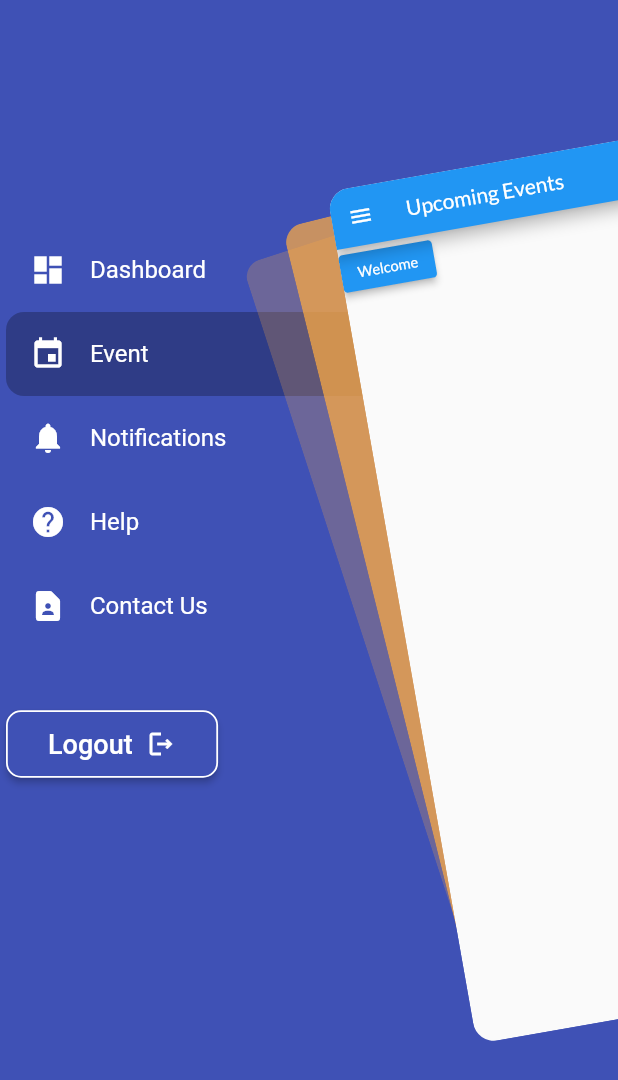
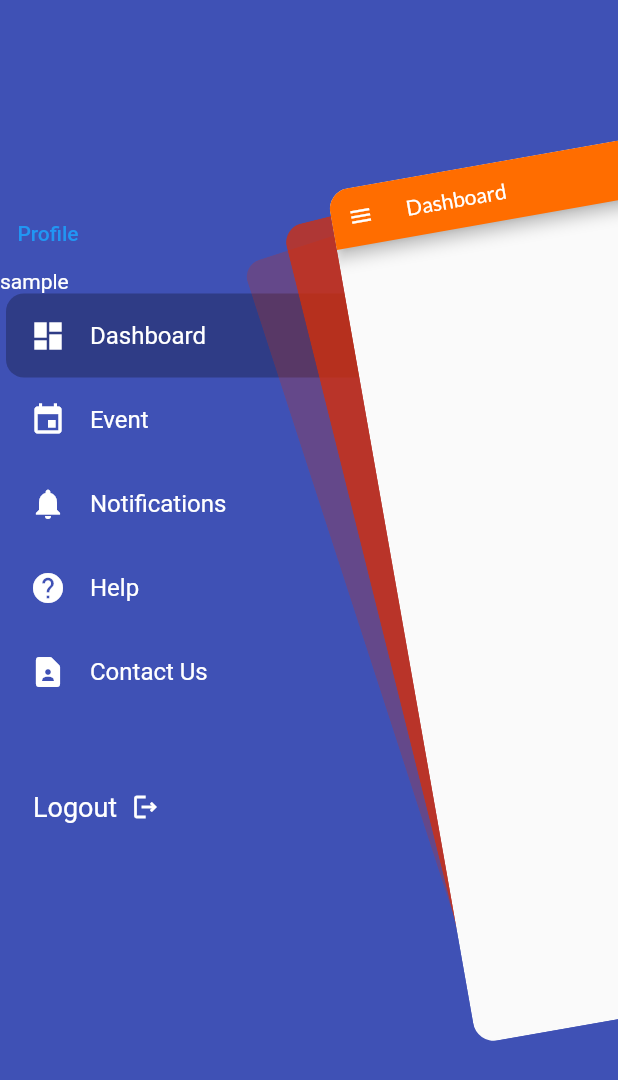
Before and after one commit to saptarshiweb/attendly, a Flutter app: the HomePage widget shown alone on an empty page, opened directly, after a tap on the "menu" icon, on a phone screen of 412 x 824 dp. Shown: the top 1080 px of the screen. Run offline on Flutter 3.47's test engine with Material 2 defaults, Android fonts, the light colour scheme and no system bars; drawn by our look-alikes of flutter_zoom_drawer; our stand-ins replace lottie; missing offline and left inert: simple_barcode_scanner; network calls fail.

Commit message:
Changes Made - Logout/Profile System Approach needs to be changes.Shared pref needed

```diff
--- a/lib/main.dart
+++ b/lib/main.dart
@@ -11,6 +11,8 @@ void main() async {
     theme: ThemeData(fontFamily: 'lato'),
     debugShowCheckedModeBanner: false,
     home: const StartWidget(),
+
+    // home: const HomePage(),
   ));
 }
 
@@ -24,35 +26,25 @@ class StartWidget extends StatefulWidget {
 class _StartWidgetState extends State<StartWidget> {
   String url = 'https://attendly-backend.vercel.app/api/profile';
 
-  Future profilefetch() async {
+  Future<ProfileLoggedIn> _profilefetch() async {
     final response = await http.get(
       Uri.parse(url),
       headers: <String, String>{
         'Content-Type': 'application/json; charset=UTF-8',
       },
     );
-    ProfileLoggedIn profile =
-        ProfileLoggedIn(isAuth: false, id: '', email: '', name: '');
-
-    if (response.statusCode == 200) {
-      profile = ProfileLoggedIn.fromJson(jsonDecode(response.body));
-    }
-  }
-
-  @override
-  void initState() {
-    // TODO: implement initState
-    profilefetch();
-    super.initState();
+    ProfileLoggedIn profile = json.decode(response.body);
+    return profile;
   }
 
   @override
   Widget build(BuildContext context) {
     return FutureBuilder(
-        future: profilefetch(),
+        future: _profilefetch(),
         builder: (context, snapshot) {
           if (snapshot.hasData) {
             if (snapshot.data!.isAuth == true) {
+              print(snapshot.data!);
               return const HomePage();
             }
           }
--- a/lib/models/user_model.dart
+++ b/lib/models/user_model.dart
@@ -69,12 +69,16 @@ class ProfileLoggedIn {
   final String id;
   final String email;
   final String name;
+  final bool eventregister;
+  final bool eventattend;
 
   ProfileLoggedIn({
     required this.isAuth,
     required this.id,
     required this.email,
     required this.name,
+    required this.eventregister,
+    required this.eventattend,
   });
 
   factory ProfileLoggedIn.fromJson(Map<String, dynamic> json) {
@@ -83,6 +87,8 @@ class ProfileLoggedIn {
       id: json['id'],
       email: json['email'],
       name: json['name'],
+      eventregister: json['eventregister'],
+      eventattend: json['eventattend']
     );
   }
 }
--- a/lib/screens/home_page_main.dart
+++ b/lib/screens/home_page_main.dart
@@ -5,11 +5,12 @@ import 'package:attendly/screens/events_page.dart';
 import 'package:attendly/screens/help_page.dart';
 import 'package:attendly/screens/menu_screen.dart';
 import 'package:attendly/screens/notifications_page.dart';
-import 'package:attendly/screens/register_screen.dart';
-import 'package:attendly/screens/welcome_screen.dart';
 import 'package:flutter/material.dart';
 import 'package:flutter_zoom_drawer/config.dart';
 import 'package:flutter_zoom_drawer/flutter_zoom_drawer.dart';
+import 'package:http/http.dart' as http;
+
+import '../color_constants.dart';
 
 class HomePage extends StatefulWidget {
   const HomePage({super.key});
@@ -19,15 +20,17 @@ class HomePage extends StatefulWidget {
 }
 
 class _HomePageState extends State<HomePage> {
-  MenuItem1 currentItem = MenuItems.event;
+  MenuItem1 currentItem = MenuItems.dashboard;
+
+
 
   @override
   Widget build(BuildContext context) => ZoomDrawer(
       style: DrawerStyle.defaultStyle,
       borderRadius: 20,
       showShadow: true,
-      drawerShadowsBackgroundColor: Colors.orangeAccent,
-      menuBackgroundColor: Colors.indigo,
+      drawerShadowsBackgroundColor: accent,
+      menuBackgroundColor: Colors.deepPurpleAccent.shade700,
       angle: -10,
       slideWidth: MediaQuery.of(context).size.width * 0.65,
       mainScreen: getScreen(),
--- a/lib/screens/menu_screen.dart
+++ b/lib/screens/menu_screen.dart
@@ -1,5 +1,12 @@
+import 'dart:convert';
+
+import 'package:attendly/models/user_model.dart';
+import 'package:flutter/cupertino.dart';
 import 'package:flutter/material.dart';
 import 'package:attendly/models/menu_item.dart';
+import 'package:http/http.dart' as http;
+
+import 'login_screen.dart';
 
 //all drawer Items present here
 
@@ -16,9 +23,29 @@ class MenuItems {
 class MenuPage extends StatelessWidget {
   final MenuItem1 currentItem;
   final ValueChanged<MenuItem1> onSelectedItem;
-  const MenuPage(
-      {Key? key, required this.currentItem, required this.onSelectedItem})
+  MenuPage({Key? key, required this.currentItem, required this.onSelectedItem})
       : super(key: key);
+  String name = 'Sample';
+  String url = 'https://attendly-backend.vercel.app/api/logout';
+  ProfileLoggedIn profile = ProfileLoggedIn(
+      isAuth: false,
+      id: '123',
+      email: 'dsd',
+      name: 'sample',
+      eventregister: false,
+      eventattend: false);
+
+  Future _profilefetch() async {
+    final response = await http.get(
+      Uri.parse(url),
+      headers: <String, String>{
+        'Content-Type': 'application/json; charset=UTF-8',
+      },
+    );
+
+    // print(response.body);
+    // profile = json.decode(response.body);
+  }
 
   @override
   Widget build(BuildContext context) {
@@ -26,25 +53,36 @@ class MenuPage extends StatelessWidget {
         data: ThemeData.dark(),
         child: Scaffold(
             backgroundColor: Colors.indigo,
+            // body: FutureBuilder(
+            //   future: _profilefetch(),
+            //   builder: ((context, snapshot) {
+            //     if (snapshot.hasData) {
             body: SafeArea(
               child: Column(
                 crossAxisAlignment: CrossAxisAlignment.start,
                 children: [
                   const Spacer(),
+                  TextButton(
+                      onPressed: () {
+                        _profilefetch();
+                      },
+                      child: const Text('Profile')),
+                  Text(profile.name),
                   ...MenuItems.all.map(buildMenuItem).toList(),
                   const SizedBox(height: 40),
                   Row(
                     children: [
-                    Padding(
-                      padding: const EdgeInsets.only(left: 4),
-                      child: ElevatedButton(
-                          style: ElevatedButton.styleFrom(
-                              backgroundColor: Colors.indigo,
-                              shape: RoundedRectangleBorder(
-                                  borderRadius: BorderRadius.circular(10),
-                                  side: const BorderSide(
-                                      color: Colors.white, width: 1.2))),
-                          onPressed: () {},
+                      GestureDetector(
+                        onTap: () {
+                          _profilefetch();
+
+                          Navigator.pushReplacement(
+                              context,
+                              CupertinoPageRoute(
+                                  builder: (context) => const LoginScreen()));
+                        },
+                        child: Padding(
+                          padding: const EdgeInsets.only(left: 10),
                           child: Padding(
                             padding: const EdgeInsets.all(12.0),
                             child: Row(
@@ -57,15 +95,15 @@ class MenuPage extends StatelessWidget {
                                     color: Colors.white, size: 20)
                               ],
                             ),
-                          )),
+                          ),
+                        ),
                       ),
                     ],
                   ),
                   const Spacer(flex: 2),
                 ],
               ),
-          )),
-    );
+            )));
   }
 
   Widget buildMenuItem(MenuItem1 item) => ListTileTheme(
--- a/pubspec.yaml
+++ b/pubspec.yaml
@@ -40,6 +40,7 @@ dependencies:
   flutter_zoom_drawer: ^3.0.3
   simple_barcode_scanner: ^0.0.5
   http: ^0.13.5
+  shared_preferences: ^2.0.15
 
 dev_dependencies:
   flutter_test:
```
Also changed, not shown: pubspec.lock, 2 other files. Lines whose indentation alone changed are shown as unchanged.
